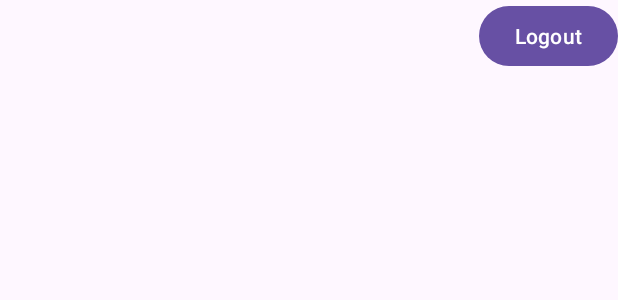
After one commit to Marcos-Rama/DI, an Android app: the layout activity_dashboard.xml on its own in the app's theme, with its tools: preview values and no code run, on a phone screen of 412 x 824 dp. The commit adds this screen. Shown: the top 300 px of the screen. Run offline under Robolectric (Android 15) with nearby library versions, the phone set to English and light mode, and no system bars.

Commit message:
Creación inicial del DashboardActivity y conexión entre pantallas con los botones

```diff
--- /dev/null
+++ b/Proyecto/app/src/main/res/layout/activity_dashboard.xml
@@ -0,0 +1,20 @@
+<?xml version="1.0" encoding="utf-8"?>
+<androidx.constraintlayout.widget.ConstraintLayout xmlns:android="http://schemas.android.com/apk/res/android"
+    xmlns:app="http://schemas.android.com/apk/res-auto"
+    xmlns:tools="http://schemas.android.com/tools"
+    android:id="@+id/main"
+    android:layout_width="match_parent"
+    android:layout_height="match_parent"
+    tools:context=".DashboardActivity">
+
+
+    <Button
+        android:id="@+id/logOutButton"
+        android:layout_width="wrap_content"
+        android:layout_height="wrap_content"
+        android:layout_marginStart="77dp"
+        android:text="Logout"
+        app:layout_constraintEnd_toEndOf="parent"
+        app:layout_constraintTop_toTopOf="parent"  />
+
+</androidx.constraintlayout.widget.ConstraintLayout>
--- a/Proyecto/app/src/main/res/layout/activity_login.xml
+++ b/Proyecto/app/src/main/res/layout/activity_login.xml
@@ -43,7 +43,6 @@
         android:layout_height="wrap_content"
         android:layout_marginStart="77dp"
         android:text="Login"
-
         app:layout_constraintEnd_toEndOf="parent"
         app:layout_constraintTop_toBottomOf="@+id/passwordEditText"  />
 
```
Also changed, not shown: Proyecto/app/src/main/AndroidManifest.xml (+5 -5 lines), Proyecto/app/src/main/java/com/example/warframes/DashboardActivity.java (added, +32 -0 lines), Proyecto/app/src/main/java/com/example/warframes/LoginActivity.java (+10 -0 lines), 1 other file.
